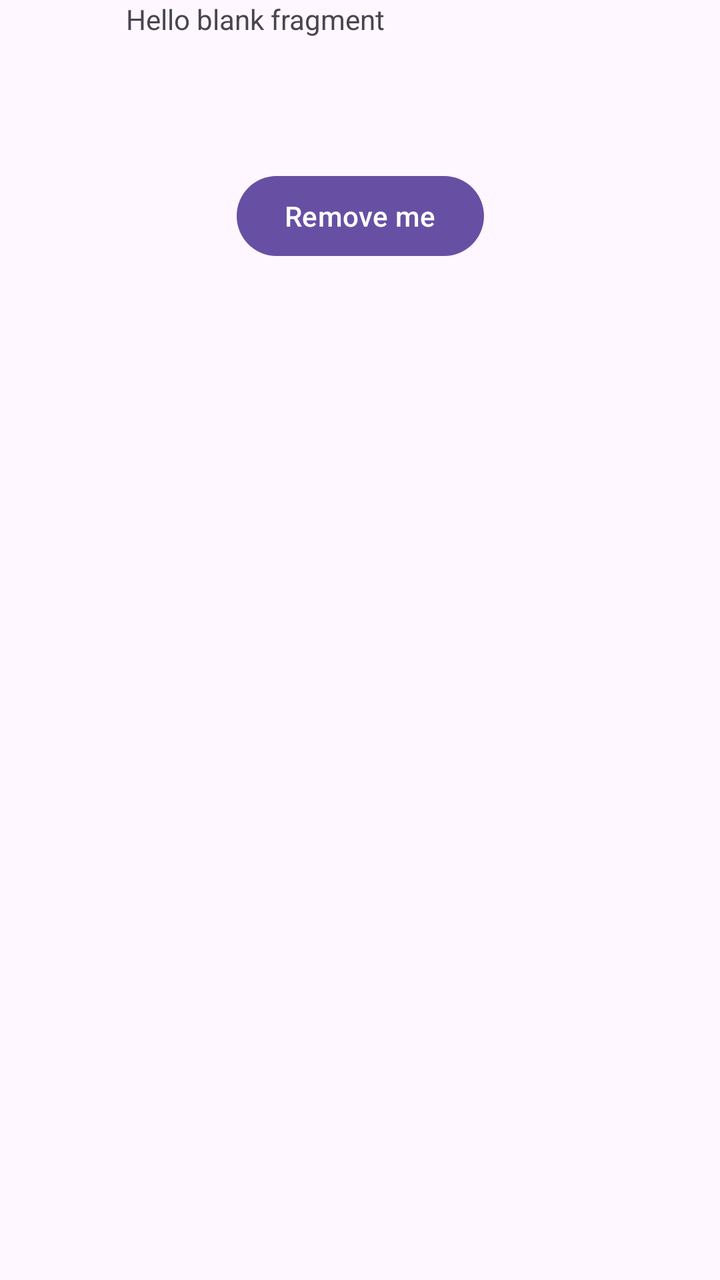
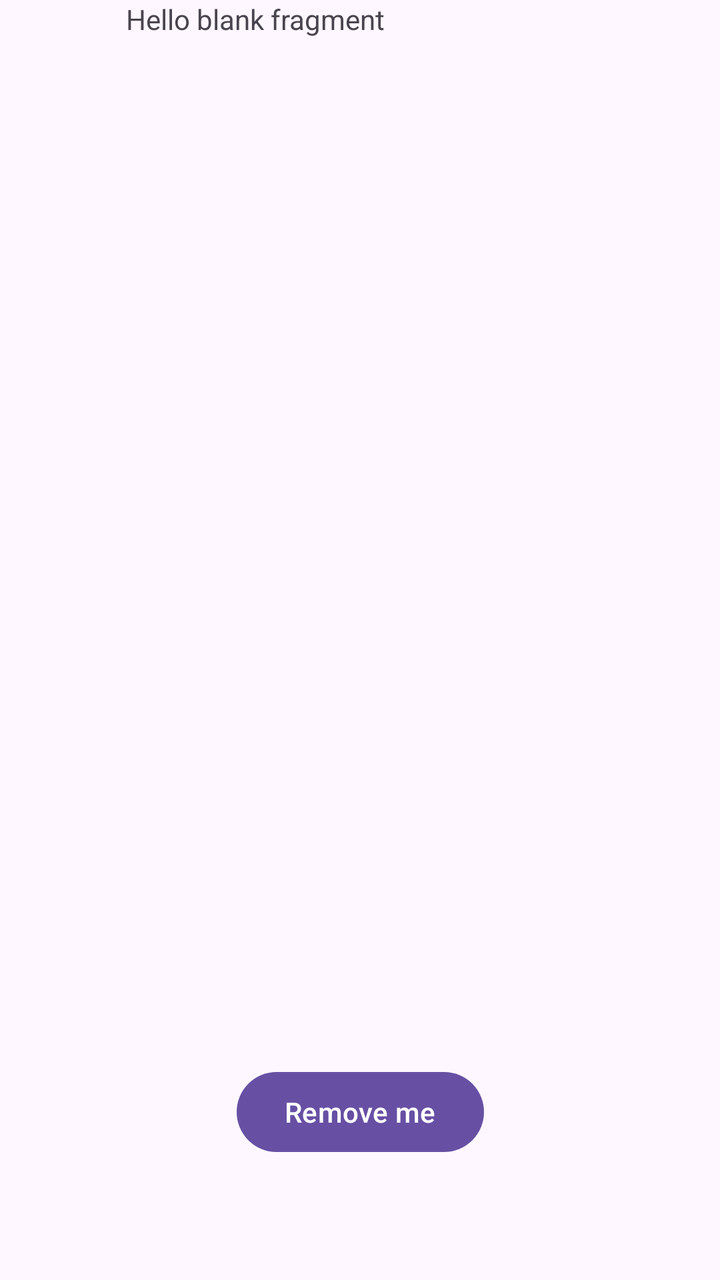

The first picture is an Android layout as it rendered before a commit; the second is the same layout after the commit. The layout source and the unified diff follow.
<!-- AndroidManifest.xml: application theme Theme.MyApplication -->
<!-- res/layout/fragment_layout.xml -->
<?xml version="1.0" encoding="utf-8"?>
<androidx.constraintlayout.widget.ConstraintLayout xmlns:android="http://schemas.android.com/apk/res/android"
    xmlns:app="http://schemas.android.com/apk/res-auto"
    xmlns:tools="http://schemas.android.com/tools"
    android:layout_width="match_parent"
    android:layout_height="match_parent"
    tools:context=".MyFragment">

    

    <TextView
        android:id="@+id/textView3"
        android:layout_width="285dp"
        android:layout_height="50dp"
        android:layout_marginEnd="12dp"
        android:text="@string/hello_blank_fragment"
        app:layout_constraintEnd_toEndOf="parent"
        tools:layout_editor_absoluteY="12dp" />

    <Button
        android:id="@+id/removeMeButton_Id"
        android:layout_width="wrap_content"
        android:layout_height="wrap_content"
        android:layout_marginStart="95dp"
        android:layout_marginTop="34dp"
        android:layout_marginEnd="95dp"
        android:text="Remove me"
        app:layout_constraintEnd_toEndOf="parent"
        app:layout_constraintStart_toStartOf="parent"
        app:layout_constraintTop_toBottomOf="@+id/textView3" />

</androidx.constraintlayout.widget.ConstraintLayout>
<!-- resources referenced by this layout -->
<resources>
  <string name="hello_blank_fragment">Hello blank fragment</string>
  <style name="Theme.MyApplication" parent="Base.Theme.MyApplication" />
  <style name="Base.Theme.MyApplication" parent="Theme.Material3.DayNight.NoActionBar">
          
          
      </style>
</resources>

<!-- the commit's change to res/layout/fragment_layout.xml (unified diff, before → after) -->
@@ -22,11 +22,11 @@
         android:layout_width="wrap_content"
         android:layout_height="wrap_content"
         android:layout_marginStart="95dp"
-        android:layout_marginTop="34dp"
         android:layout_marginEnd="95dp"
+        android:layout_marginBottom="60dp"
         android:text="Remove me"
+        app:layout_constraintBottom_toBottomOf="parent"
         app:layout_constraintEnd_toEndOf="parent"
-        app:layout_constraintStart_toStartOf="parent"
-        app:layout_constraintTop_toBottomOf="@+id/textView3" />
+        app:layout_constraintStart_toStartOf="parent" />
 
 </androidx.constraintlayout.widget.ConstraintLayout>
